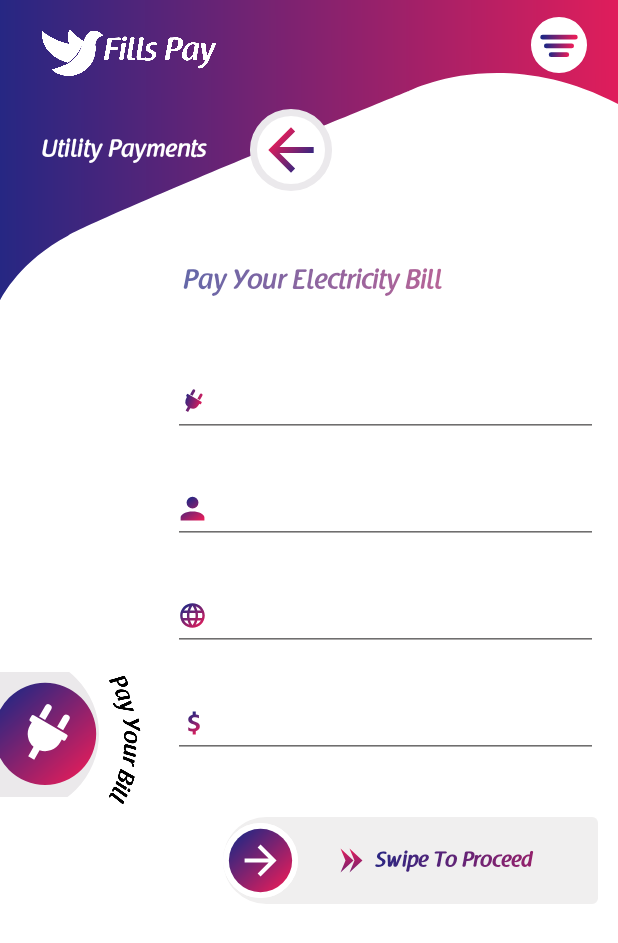
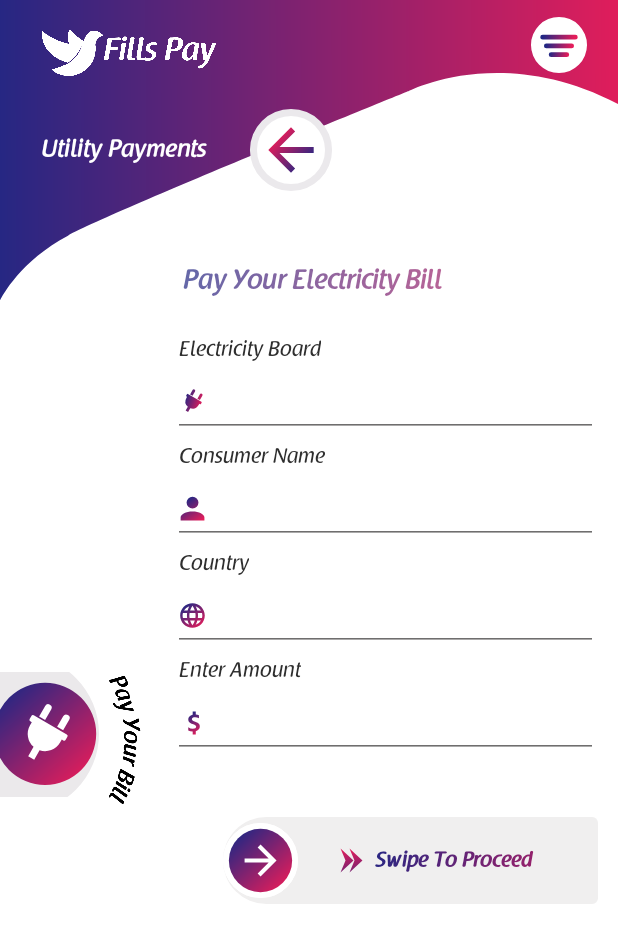
Before and after one commit to marasamallikarjuna/fill, an Android app: the fragment ElecFragOne placed in its activity, on a phone screen of 412 x 824 dp. Shown: the top 943 px of the screen. Run offline under Robolectric (Android 15) with nearby library versions, the phone set to English and light mode, and no system bars; our stand-ins replace sdp/ssp sizes; Roboto replaces fonts that are not available here.

Commit message:
content_elec_form and content mobile recharge

```diff
--- a/app/src/main/res/layout/content_elec_form.xml
+++ b/app/src/main/res/layout/content_elec_form.xml
@@ -20,6 +20,7 @@
         android:layout_marginTop="@dimen/_12sdp"
         android:padding="@dimen/_3sdp"
         app:fontFamily="@font/amarante"
+        android:textColor="@color/greyTextcolor"
         android:text="Electricity Board"
         android:layout_width="wrap_content"
         android:layout_height="wrap_content"/>
@@ -41,6 +42,7 @@
     <TextView
         android:padding="@dimen/_3sdp"
         app:fontFamily="@font/amarante"
+        android:textColor="@color/greyTextcolor"
         android:text="Consumer Name"
         android:layout_width="wrap_content"
         android:layout_height="wrap_content"/>
@@ -63,6 +65,7 @@
         android:padding="@dimen/_3sdp"
         app:fontFamily="@font/amarante"
         android:text="Country"
+        android:textColor="@color/greyTextcolor"
         android:layout_width="wrap_content"
         android:layout_height="wrap_content"/>
 
@@ -84,6 +87,7 @@
         android:padding="@dimen/_3sdp"
         app:fontFamily="@font/amarante"
         android:text="Enter Amount"
+        android:textColor="@color/greyTextcolor"
         android:layout_width="wrap_content"
         android:layout_height="wrap_content"/>
 
--- a/app/src/main/res/layout/content_mobilerecharge.xml
+++ b/app/src/main/res/layout/content_mobilerecharge.xml
@@ -49,7 +49,7 @@
 
     <TextView
         android:layout_marginTop="@dimen/_25sdp"
-        android:textColor="@color/black_dull"
+        android:textColor="@color/greyTextcolor"
         android:layout_width="wrap_content"
         android:layout_height="wrap_content"
         android:padding="@dimen/_3sdp"
@@ -69,7 +69,7 @@
         app:fontFamily="@font/amarante" />
 
     <TextView
-        android:textColor="@color/black_dull"
+        android:textColor="@color/greyTextcolor"
         android:layout_width="wrap_content"
         android:layout_height="wrap_content"
         android:padding="@dimen/_3sdp"
@@ -93,7 +93,7 @@
         android:layout_height="wrap_content"
         android:padding="@dimen/_3sdp"
         android:text="Amount"
-        android:textColor="@color/black_dull"
+        android:textColor="@color/greyTextcolor"
         app:fontFamily="@font/amarante" />
 
     <androidx.appcompat.widget.AppCompatEditText
```
